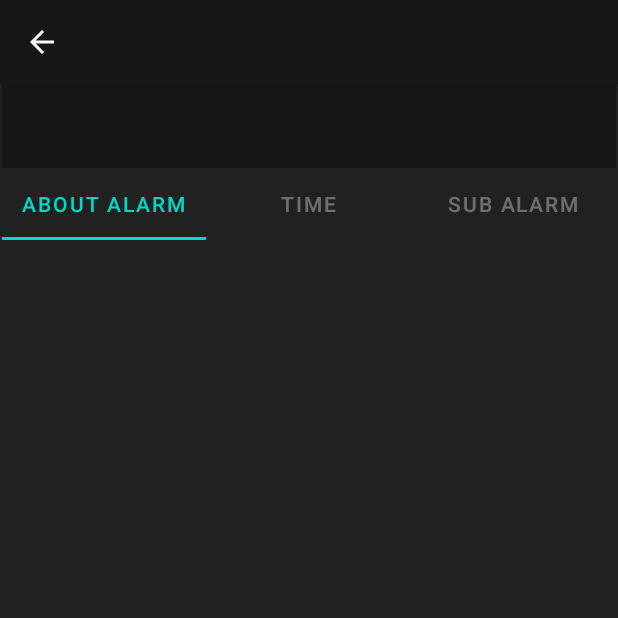
After one commit to 0ga0takash1/Zekki_kaifi_alarm, an Android app: the InputActivity screen opened directly, with no data from a screen before it, on a phone screen of 412 x 824 dp, the top half of it. The commit adds this screen. Run offline under Robolectric (Android 15) with nearby library versions, the phone set to English and light mode, and no system bars.

Commit message:
InputActivity実装途中

```diff
--- a/app/build.gradle
+++ b/app/build.gradle
@@ -35,6 +35,7 @@ dependencies {
     implementation 'androidx.navigation:navigation-fragment:2.3.4'
     implementation 'androidx.navigation:navigation-ui:2.3.4'
     implementation 'androidx.preference:preference:1.1.1'
+    implementation 'androidx.legacy:legacy-support-v4:1.0.0'
     testImplementation 'junit:junit:4.+'
     androidTestImplementation 'androidx.test.ext:junit:1.1.2'
     androidTestImplementation 'androidx.test.espresso:espresso-core:3.3.0'
--- a/app/src/main/AndroidManifest.xml
+++ b/app/src/main/AndroidManifest.xml
@@ -9,6 +9,9 @@
         android:roundIcon="@mipmap/ic_launcher_round"
         android:supportsRtl="true"
         android:theme="@style/Theme.Zekki_kaihi_alarm">
+        <activity
+            android:name=".InputActivity"
+            android:exported="true" />
         <activity
             android:name=".SettingsActivity"
             android:exported="true"
--- /dev/null
+++ b/app/src/main/java/zekki/kaihi/alarm/InputActivity.java
@@ -0,0 +1,60 @@
+package zekki.kaihi.alarm;
+
+import androidx.annotation.NonNull;
+import androidx.appcompat.app.ActionBar;
+import androidx.appcompat.app.AppCompatActivity;
+import androidx.fragment.app.Fragment;
+import androidx.fragment.app.FragmentPagerAdapter;
+import androidx.viewpager.widget.ViewPager;
+
+import android.content.Intent;
+import android.os.Bundle;
+import android.view.View;
+import android.widget.QuickContactBadge;
+import android.widget.Toolbar;
+
+import com.google.android.material.tabs.TabLayout;
+
+public class InputActivity extends AppCompatActivity {
+    private static int MENU_DELETE_ID = 2;
+
+    @Override
+    protected void onCreate(Bundle savedInstanceState) {
+        super.onCreate(savedInstanceState);
+        setContentView(R.layout.activity_input2);
+
+//        Toolbar toolbar = (Toolbar) findViewById(R.id.toolbar_input);
+//        toolbar.setNavigationIcon(R.drawable.ic_baseline_close_24);
+//        toolbar.setNavigationOnClickListener(new View.OnClickListener(){
+//            @Override
+//            public void onClick(View v) {
+//                Intent i = new Intent();
+//                setResult(RESULT_CANCELED, i);
+//                finish();
+//            }
+//        });
+
+//        toolbar.inflateMenu(R.menu.menu_edit);
+
+        ActionBar actionBar = getSupportActionBar();
+        if (actionBar != null) {
+            actionBar.setDisplayHomeAsUpEnabled(true);
+            actionBar.setTitle("");
+        }
+
+//        InputTabAdapter InputTabAdapter = new InputTabAdapter(this, getSupportFragmentManager());
+
+//        ViewPager viewPager = findViewById(R.id.input_vp);
+//        viewPager.setAdapter(InputTabAdapter);
+
+//        TabLayout tabLayout = (TabLayout) findViewById(R.id.input_tab);
+//        tabLayout.setupWithViewPager(viewPager);
+    }
+
+    @Override
+    public boolean onSupportNavigateUp() {
+        finish();
+
+        return super.onSupportNavigateUp();
+    }
+}
--- a/app/src/main/java/zekki/kaihi/alarm/MainActivity.java
+++ b/app/src/main/java/zekki/kaihi/alarm/MainActivity.java
@@ -51,8 +51,8 @@ public class MainActivity extends AppCompatActivity {
         fab.setOnClickListener(new View.OnClickListener() {
             @Override
             public void onClick(View view) {
-                Snackbar.make(view, "Replace with your own action", Snackbar.LENGTH_LONG)
-                        .setAction("Action", null).show();
+                Intent intent = new Intent(getApplication(), InputActivity.class);
+                startActivity(intent);
             }
         });
     }
--- /dev/null
+++ b/app/src/main/res/drawable/ic_baseline_close_24.xml
@@ -0,0 +1,5 @@
+<vector android:height="24dp" android:tint="#EFEFEF"
+    android:viewportHeight="24" android:viewportWidth="24"
+    android:width="24dp" xmlns:android="http://schemas.android.com/apk/res/android">
+    <path android:fillColor="@android:color/white" android:pathData="M19,6.41L17.59,5 12,10.59 6.41,5 5,6.41 10.59,12 5,17.59 6.41,19 12,13.41 17.59,19 19,17.59 13.41,12z"/>
+</vector>
--- /dev/null
+++ b/app/src/main/res/layout/activity_input2.xml
@@ -0,0 +1,75 @@
+<?xml version="1.0" encoding="utf-8"?>
+<androidx.constraintlayout.widget.ConstraintLayout
+    xmlns:android="http://schemas.android.com/apk/res/android"
+    xmlns:app="http://schemas.android.com/apk/res-auto"
+    xmlns:tools="http://schemas.android.com/tools"
+    android:layout_width="match_parent"
+    android:layout_height="match_parent"
+    android:background="#212121"
+    tools:context=".InputActivity">
+
+
+    <androidx.appcompat.widget.Toolbar
+        android:id="@+id/toolbar_input"
+        android:layout_width="409dp"
+        android:layout_height="wrap_content"
+        android:background="?attr/colorPrimary"
+        android:minHeight="?attr/actionBarSize"
+        android:theme="?attr/actionBarTheme"
+        app:layout_constraintEnd_toEndOf="parent"
+        app:layout_constraintHorizontal_bias="0.5"
+        app:layout_constraintStart_toStartOf="parent"
+        app:layout_constraintTop_toTopOf="parent" />
+
+    <com.google.android.material.tabs.TabLayout
+        android:id="@+id/input_tab2"
+        android:layout_width="409dp"
+        android:layout_height="wrap_content"
+        android:background="@color/black2"
+        app:layout_constraintEnd_toEndOf="parent"
+        app:layout_constraintHorizontal_bias="0.5"
+        app:layout_constraintStart_toStartOf="parent"
+        app:layout_constraintTop_toBottomOf="@+id/toolbar_input"
+        app:tabIndicatorColor="@color/design_default_color_secondary"
+        app:tabSelectedTextColor="@color/design_default_color_secondary"
+        app:tabTextColor="@color/material_on_primary_disabled">
+
+        <com.google.android.material.tabs.TabItem
+            android:layout_width="wrap_content"
+            android:layout_height="wrap_content"
+            android:text="@string/InputTabLeft" />
+
+        <com.google.android.material.tabs.TabItem
+            android:layout_width="wrap_content"
+            android:layout_height="wrap_content"
+            android:text="@string/InputTabCenter" />
+
+        <com.google.android.material.tabs.TabItem
+            android:layout_width="wrap_content"
+            android:layout_height="wrap_content"
+            android:text="@string/InputTabRight" />
+    </com.google.android.material.tabs.TabLayout>
+
+    <LinearLayout
+        android:layout_width="409dp"
+        android:layout_height="625dp"
+        android:layout_marginTop="1dp"
+        android:layout_marginBottom="1dp"
+        android:orientation="vertical"
+        app:layout_constraintBottom_toBottomOf="parent"
+        app:layout_constraintEnd_toEndOf="parent"
+        app:layout_constraintHorizontal_bias="0.5"
+        app:layout_constraintStart_toStartOf="parent"
+        app:layout_constraintTop_toBottomOf="@+id/input_tab2">
+        <androidx.viewpager.widget.ViewPager
+            android:id="@+id/input_vp"
+            android:layout_width="wrap_content"
+            android:layout_height="wrap_content"
+            app:layout_constraintBottom_toBottomOf="parent"
+            app:layout_constraintEnd_toEndOf="parent"
+            app:layout_constraintHorizontal_bias="0.5">
+        </androidx.viewpager.widget.ViewPager>
+    </LinearLayout>
+
+
+</androidx.constraintlayout.widget.ConstraintLayout>
--- /dev/null
+++ b/app/src/main/res/menu/menu_edit.xml
@@ -0,0 +1,10 @@
+<?xml version="1.0" encoding="utf-8"?>
+<menu xmlns:android="http://schemas.android.com/apk/res/android"
+    xmlns:app="http://schemas.android.com/apk/res-auto">
+    <item
+        android:id="@+id/action_save"
+        android:title="@string/SaveBottom"
+        android:orderInCategory="1"
+        app:showAsAction="always"
+    />
+</menu>
--- a/app/src/main/res/values/strings.xml
+++ b/app/src/main/res/values/strings.xml
@@ -37,4 +37,11 @@
     <string name="alarm_type_A">Alarm Only</string>
     <string name="alarm_type_V">Vibration Only</string>
     <string name="title_activity_settings">SettingsActivity</string>
+
+    <!-- Input Activity -->
+    <string name="InputTabLeft">About Alarm</string>
+    <string name="InputTabCenter">Time</string>
+    <string name="InputTabRight">Sub Alarm</string>
+    <string name="SaveBottom">保存</string>
+
 </resources>
```
Also changed, not shown: app/src/main/java/zekki/kaihi/alarm/InputAlarmInfoFragment.java (added, +64 -0 lines), app/src/main/java/zekki/kaihi/alarm/InputTabAdapter.java (added, +44 -0 lines), app/src/main/res/layout/activity_input.xml (added, +60 -0 lines), app/src/main/res/layout/alarm_list_layout.xml (+7 -10 lines), app/src/main/res/layout/fragment_input_alarm_info.xml (added, +29 -0 lines).
